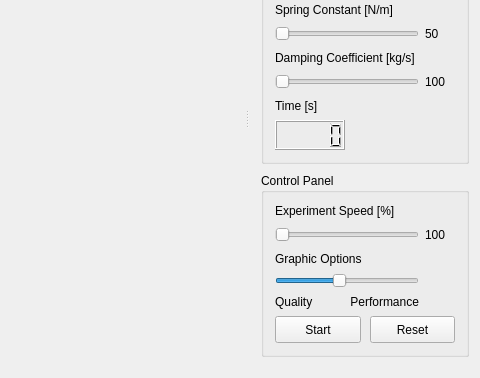
Old version of the form src/Pendulum/MainWindow.ui in the repository AlienCowEatCake/pendulum; both pictures show x 320 to 800 and y 162 to 540 of the 800 by 540 pixel window.
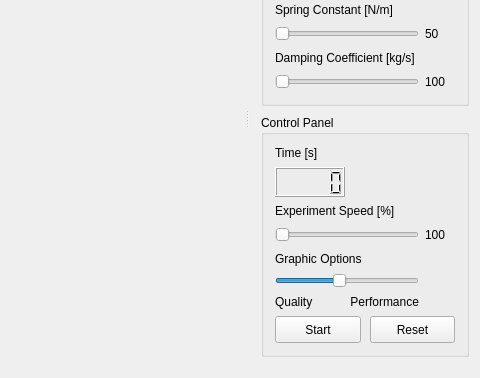
New version of the form. Icons and pictures are not drawn. Custom widgets are drawn as their Qt base class.

Commit message: Перенес таймер в панель управления

The edit to the form file:
```diff
--- a/src/Pendulum/MainWindow.ui
+++ b/src/Pendulum/MainWindow.ui
@@ -226,14 +226,26 @@
           </property>
          </widget>
         </item>
-        <item row="8" column="0" colspan="2">
+       </layout>
+      </widget>
+     </item>
+     <item>
+      <widget class="QGroupBox" name="groupBox_2">
+       <property name="title">
+        <string>Control Panel</string>
+       </property>
+       <layout class="QGridLayout" name="gridLayout_2">
+        <property name="verticalSpacing">
+         <number>7</number>
+        </property>
+        <item row="0" column="0" colspan="2">
          <widget class="QLabel" name="label_14">
           <property name="text">
            <string>Time [s]</string>
           </property>
          </widget>
         </item>
-        <item row="9" column="0" colspan="2">
+        <item row="1" column="0" colspan="2">
          <layout class="QHBoxLayout" name="horizontalLayout">
           <item>
            <widget class="QLCDNumber" name="lcdNumber">
@@ -272,26 +284,14 @@
           </item>
          </layout>
         </item>
-       </layout>
-      </widget>
-     </item>
-     <item>
-      <widget class="QGroupBox" name="groupBox_2">
-       <property name="title">
-        <string>Control Panel</string>
-       </property>
-       <layout class="QGridLayout" name="gridLayout_2">
-        <property name="verticalSpacing">
-         <number>7</number>
-        </property>
-        <item row="0" column="0" colspan="2">
+        <item row="2" column="0" colspan="2">
          <widget class="QLabel" name="label_9">
           <property name="text">
            <string>Experiment Speed [%]</string>
           </property>
          </widget>
         </item>
-        <item row="1" column="0">
+        <item row="3" column="0">
          <widget class="QSlider" name="horizontalSliderSpeed">
           <property name="minimum">
            <number>10</number>
@@ -307,7 +307,7 @@
           </property>
          </widget>
         </item>
-        <item row="1" column="1">
+        <item row="3" column="1">
          <widget class="QLabel" name="labelSpeed">
           <property name="text">
            <string notr="true">100</string>
@@ -320,14 +320,14 @@
           </property>
          </widget>
         </item>
-        <item row="2" column="0" colspan="2">
+        <item row="4" column="0" colspan="2">
          <widget class="QLabel" name="label_13">
           <property name="text">
            <string>Graphic Options</string>
           </property>
          </widget>
         </item>
-        <item row="3" column="0">
+        <item row="5" column="0">
          <widget class="QSlider" name="horizontalSliderQuality">
           <property name="minimum">
            <number>10</number>
@@ -343,7 +343,7 @@
           </property>
          </widget>
         </item>
-        <item row="4" column="0">
+        <item row="6" column="0">
          <layout class="QHBoxLayout" name="horizontalLayout_4">
           <item>
            <widget class="QLabel" name="label_11">
@@ -364,7 +364,7 @@
           </item>
          </layout>
         </item>
-        <item row="5" column="0" colspan="2">
+        <item row="7" column="0" colspan="2">
          <layout class="QHBoxLayout" name="horizontalLayout_2">
           <property name="spacing">
            <number>9</number>
```
